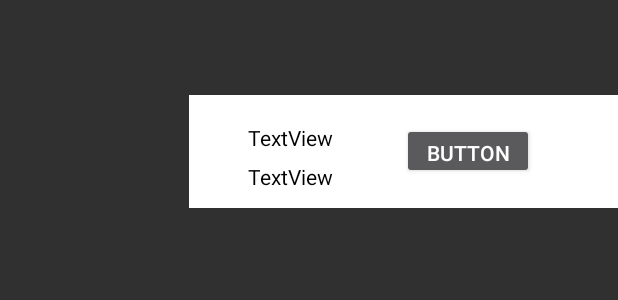
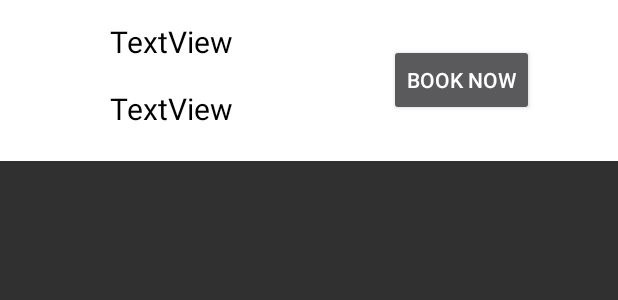
Before and after one commit to maheshj01/Project-Uber-Auto, an Android app: the layout driver_dialog.xml on its own in the app's theme, with its tools: preview values and no code run, on a phone screen of 412 x 824 dp. Shown: the top 300 px of the screen. Run offline under Robolectric (Android 15) with nearby library versions, the phone set to English and light mode, and no system bars.

Commit message:
layout changes

```diff
--- a/app/src/main/java/com/project/uberauto/SessionManager.java
+++ b/app/src/main/java/com/project/uberauto/SessionManager.java
@@ -18,7 +18,7 @@ public class SessionManager {
         }
 
         public String get(String key) {
-            String value = prefs.getString(key,"");
+            String value = prefs.getString(key,"9423757172");
             return value;
         }
 }
--- a/app/src/main/res/layout/driver_dialog.xml
+++ b/app/src/main/res/layout/driver_dialog.xml
@@ -6,43 +6,41 @@
 
     <RelativeLayout
             android:id="@+id/d_card"
-        android:layout_width="286dp"
-        android:layout_height="75dp"
-        android:layout_alignParentEnd="true"
+            android:layout_width="match_parent"
+            android:layout_height="107dp"
             android:layout_alignParentTop="true"
-        android:layout_marginTop="63dp"
-        android:background="@color/white">
+            android:background="@color/white" android:layout_alignParentStart="true">
 
         <TextView
                 android:id="@+id/name"
                 android:layout_width="wrap_content"
                 android:layout_height="wrap_content"
-            android:layout_alignParentStart="true"
-            android:layout_alignTop="@+id/button"
-            android:layout_marginStart="39dp"
                 android:text="TextView"
                 android:gravity="center"
-            android:textColor="@color/Black" />
+                android:textSize="20dp"
+                android:textColor="@color/Black"
+                android:layout_alignStart="@+id/phone" android:layout_alignParentTop="true"
+                android:layout_marginTop="14dp"/>
 
         <TextView
-            android:id="@+id/textView8"
+                android:id="@+id/phone"
                 android:layout_width="wrap_content"
                 android:layout_height="wrap_content"
-            android:layout_alignParentBottom="true"
-            android:layout_alignStart="@+id/name"
-            android:layout_marginBottom="11dp"
                 android:text="TextView"
                 android:gravity="center"
-            android:textColor="@color/Black" />
+                android:textSize="20dp"
+                android:textColor="@color/Black" android:layout_alignParentStart="true"
+                android:layout_marginStart="73dp" android:layout_alignParentBottom="true"
+                android:layout_marginBottom="21dp"/>
 
         <Button
                 android:id="@+id/button"
                 android:layout_width="wrap_content"
-            android:layout_height="37dp"
+                android:layout_height="wrap_content"
                 android:layout_alignParentEnd="true"
                 android:layout_centerVertical="true"
                 android:layout_marginEnd="56dp"
-            android:text="Button"
-            android:textColor="@color/white" />
+                android:text="Book Now"
+                android:textColor="@color/white"/>
     </RelativeLayout>
 </RelativeLayout>
```
Also changed, not shown: app/src/main/java/com/project/uberauto/MapFragment.java (+64 -31 lines), app/src/main/java/com/project/uberauto/NameActivity.java (+3 -4 lines), app/src/main/java/com/project/uberauto/VerifyActivity.java (+8 -2 lines), app/src/main/java/com/project/uberauto/profileFragment.java (+22 -1 lines). Lines whose indentation alone changed are shown as unchanged.
